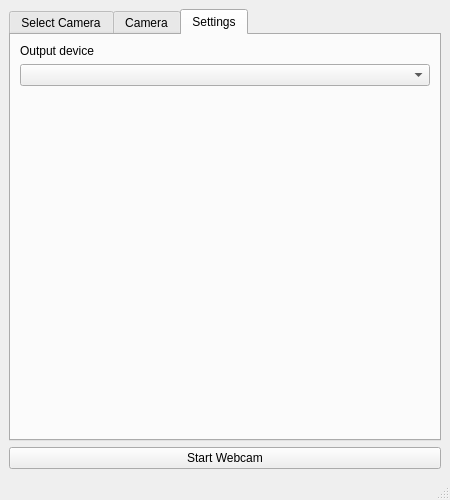
Qt form src/gui/mainwindow.ui (david-polak/dslr-webcam) before a commit.
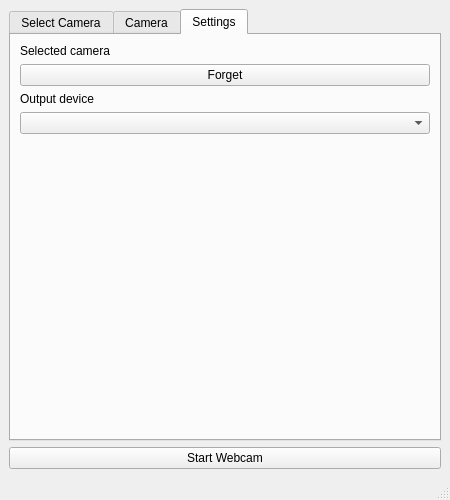
The same form after that commit. The open tabs and pages were chosen to show the change.

Commit message: fix: dev x

Diff of the .ui file:
```diff
--- a/src/gui/mainwindow.ui
+++ b/src/gui/mainwindow.ui
@@ -129,6 +129,20 @@
           <property name="bottomMargin">
            <number>0</number>
           </property>
+          <item>
+           <widget class="QLabel" name="selectedCameraLabel">
+            <property name="text">
+             <string>Selected camera</string>
+            </property>
+           </widget>
+          </item>
+          <item>
+           <widget class="QPushButton" name="forgetCameraBtn">
+            <property name="text">
+             <string>Forget</string>
+            </property>
+           </widget>
+          </item>
           <item>
            <widget class="QLabel" name="outputDeviceLabel">
             <property name="sizePolicy">
```
Left out of the diff: 4 changed lines with no effect on the pictures. The commit also changes 2 other files.
